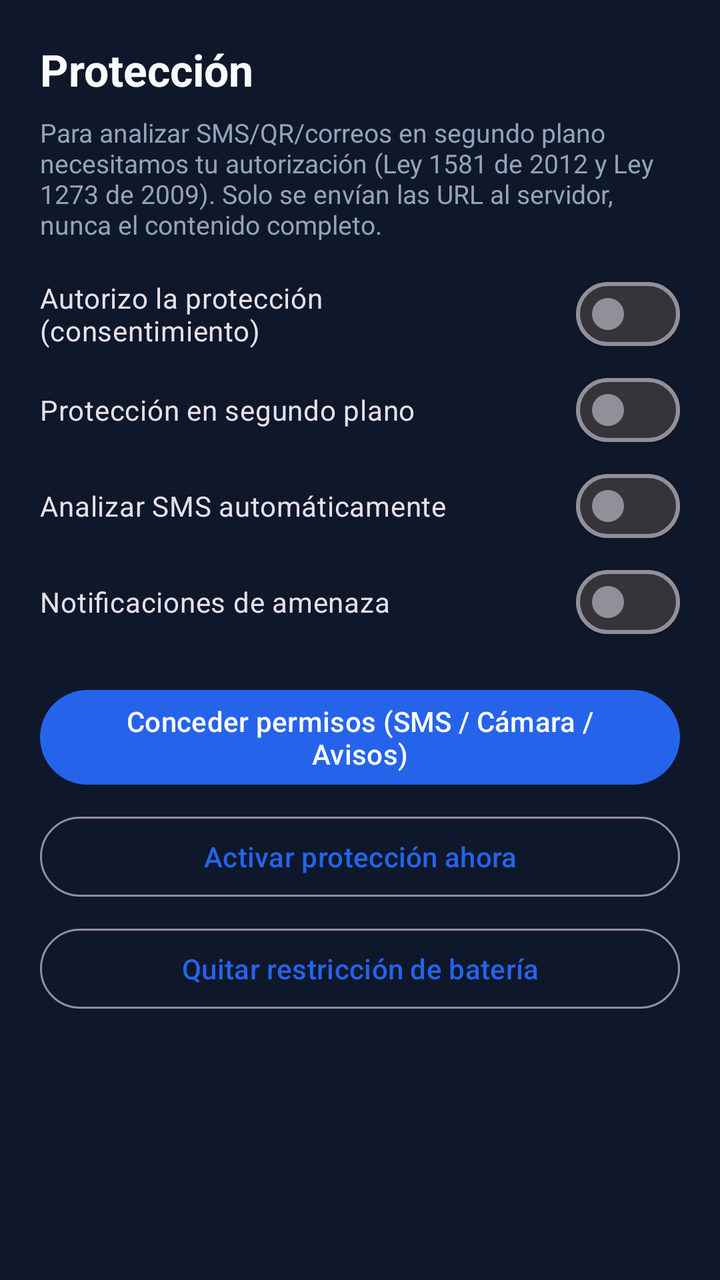
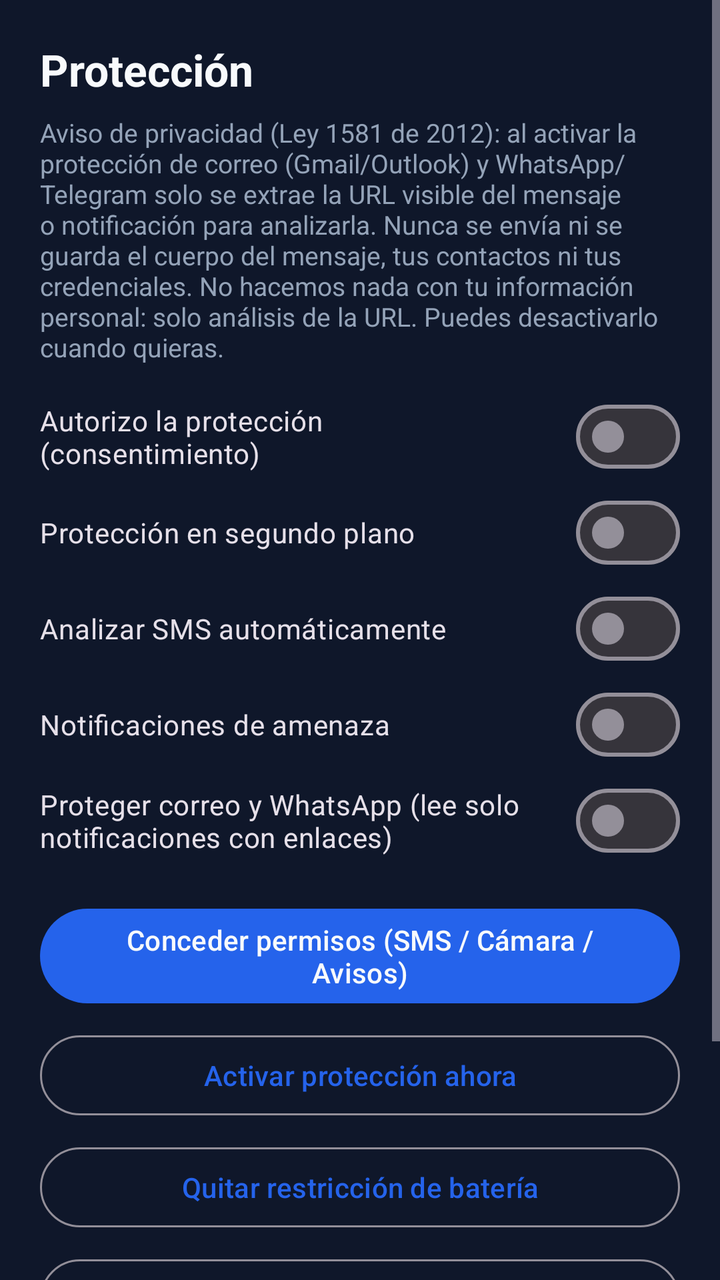

Two renders of the same Android screen: before a commit and after it. Below are the layout's source before the change and the commit's diff.
<!-- AndroidManifest.xml: application theme Theme.Phishware -->
<!-- res/layout/fragment_settings.xml -->
<?xml version="1.0" encoding="utf-8"?>
<ScrollView xmlns:android="http://schemas.android.com/apk/res/android"
    android:layout_width="match_parent"
    android:layout_height="match_parent"
    android:fillViewport="true">
    <LinearLayout
        android:layout_width="match_parent"
        android:layout_height="wrap_content"
        android:orientation="vertical"
        android:padding="20dp">
        <TextView
            android:layout_width="wrap_content"
            android:layout_height="wrap_content"
            android:text="Protección"
            android:textColor="@color/text_primary"
            android:textSize="22sp"
            android:textStyle="bold" />
        <TextView
            android:id="@+id/tvConsent"
            android:layout_width="match_parent"
            android:layout_height="wrap_content"
            android:layout_marginTop="8dp"
            android:textColor="@color/text_secondary"
            android:textSize="13sp"
            android:text="Para analizar SMS/QR/correos en segundo plano necesitamos tu autorización (Ley 1581 de 2012 y Ley 1273 de 2009). Solo se envían las URL al servidor, nunca el contenido completo." />
        <com.google.android.material.materialswitch.MaterialSwitch
            android:id="@+id/swConsent"
            android:layout_width="match_parent"
            android:layout_height="wrap_content"
            android:layout_marginTop="12dp"
            android:text="Autorizo la protección (consentimiento)" />
        <com.google.android.material.materialswitch.MaterialSwitch
            android:id="@+id/swGuard"
            android:layout_width="match_parent"
            android:layout_height="wrap_content"
            android:text="Protección en segundo plano" />
        <com.google.android.material.materialswitch.MaterialSwitch
            android:id="@+id/swSms"
            android:layout_width="match_parent"
            android:layout_height="wrap_content"
            android:text="Analizar SMS automáticamente" />
        <com.google.android.material.materialswitch.MaterialSwitch
            android:id="@+id/swNotif"
            android:layout_width="match_parent"
            android:layout_height="wrap_content"
            android:text="Notificaciones de amenaza" />
        <com.google.android.material.button.MaterialButton
            android:id="@+id/btnPermissions"
            android:layout_width="match_parent"
            android:layout_height="wrap_content"
            android:layout_marginTop="16dp"
            android:text="Conceder permisos (SMS / Cámara / Avisos)" />
        <com.google.android.material.button.MaterialButton
            android:id="@+id/btnStart"
            style="@style/Widget.Material3.Button.OutlinedButton"
            android:layout_width="match_parent"
            android:layout_height="wrap_content"
            android:layout_marginTop="8dp"
            android:text="Activar protección ahora" />
        <com.google.android.material.button.MaterialButton
            android:id="@+id/btnBattery"
            style="@style/Widget.Material3.Button.OutlinedButton"
            android:layout_width="match_parent"
            android:layout_height="wrap_content"
            android:layout_marginTop="8dp"
            android:text="Quitar restricción de batería" />
        <TextView
            android:id="@+id/tvStatus"
            android:layout_width="match_parent"
            android:layout_height="wrap_content"
            android:layout_marginTop="12dp"
            android:textColor="@color/text_secondary"
            android:textSize="13sp" />
    </LinearLayout>
</ScrollView>
<!-- resources referenced by this layout -->
<resources>
  <color name="text_primary">#F8FAFC</color>
  <color name="text_secondary">#94A3B8</color>
  <style name="Theme.Phishware" parent="Theme.Material3.Dark.NoActionBar">
          <item name="colorPrimary">@color/primary_blue</item>
          <item name="colorPrimaryDark">@color/primary_dark</item>
          <item name="colorOnPrimary">@color/text_primary</item>
          <item name="colorSecondary">@color/success_green</item>
          <item name="colorOnSecondary">@color/background_dark</item>
          <item name="android:colorBackground">@color/background_dark</item>
          <item name="colorSurface">@color/surface_dark</item>
          <item name="colorOnSurface">@color/text_primary</item>
          <item name="colorOnSurfaceVariant">@color/text_secondary</item>
          <item name="colorError">@color/danger_red</item>
          <item name="android:statusBarColor">@color/background_dark</item>
          <item name="android:navigationBarColor">@color/background_dark</item>
      </style>
  <color name="primary_blue">#2563EB</color>
  <color name="primary_dark">#1D4ED8</color>
  <color name="success_green">#16A34A</color>
  <color name="background_dark">#0F172A</color>
  <color name="surface_dark">#1E293B</color>
  <color name="danger_red">#DC2626</color>
</resources>

<!-- the commit's change to res/layout/fragment_settings.xml (unified diff, before → after) -->
@@ -22,7 +22,7 @@
             android:layout_marginTop="8dp"
             android:textColor="@color/text_secondary"
             android:textSize="13sp"
-            android:text="Para analizar SMS/QR/correos en segundo plano necesitamos tu autorización (Ley 1581 de 2012 y Ley 1273 de 2009). Solo se envían las URL al servidor, nunca el contenido completo." />
+            android:text="Aviso de privacidad (Ley 1581 de 2012): al activar la protección de correo (Gmail/Outlook) y WhatsApp/Telegram solo se extrae la URL visible del mensaje o notificación para analizarla. Nunca se envía ni se guarda el cuerpo del mensaje, tus contactos ni tus credenciales. No hacemos nada con tu información personal: solo análisis de la URL. Puedes desactivarlo cuando quieras." />
         <com.google.android.material.materialswitch.MaterialSwitch
             android:id="@+id/swConsent"
             android:layout_width="match_parent"
@@ -44,6 +44,11 @@
             android:layout_width="match_parent"
             android:layout_height="wrap_content"
             android:text="Notificaciones de amenaza" />
+        <com.google.android.material.materialswitch.MaterialSwitch
+            android:id="@+id/swNotifListener"
+            android:layout_width="match_parent"
+            android:layout_height="wrap_content"
+            android:text="Proteger correo y WhatsApp (lee solo notificaciones con enlaces)" />
         <com.google.android.material.button.MaterialButton
             android:id="@+id/btnPermissions"
             android:layout_width="match_parent"
@@ -64,6 +69,20 @@
             android:layout_height="wrap_content"
             android:layout_marginTop="8dp"
             android:text="Quitar restricción de batería" />
+        <com.google.android.material.button.MaterialButton
+            android:id="@+id/btnTestNotif"
+            style="@style/Widget.Material3.Button.OutlinedButton"
+            android:layout_width="match_parent"
+            android:layout_height="wrap_content"
+            android:layout_marginTop="8dp"
+            android:text="Probar notificación estilo iPhone" />
+        <com.google.android.material.button.MaterialButton
+            android:id="@+id/btnNotifAccess"
+            style="@style/Widget.Material3.Button.OutlinedButton"
+            android:layout_width="match_parent"
+            android:layout_height="wrap_content"
+            android:layout_marginTop="8dp"
+            android:text="Dar acceso a notificaciones (correo/WhatsApp)" />
         <TextView
             android:id="@+id/tvStatus"
             android:layout_width="match_parent"
